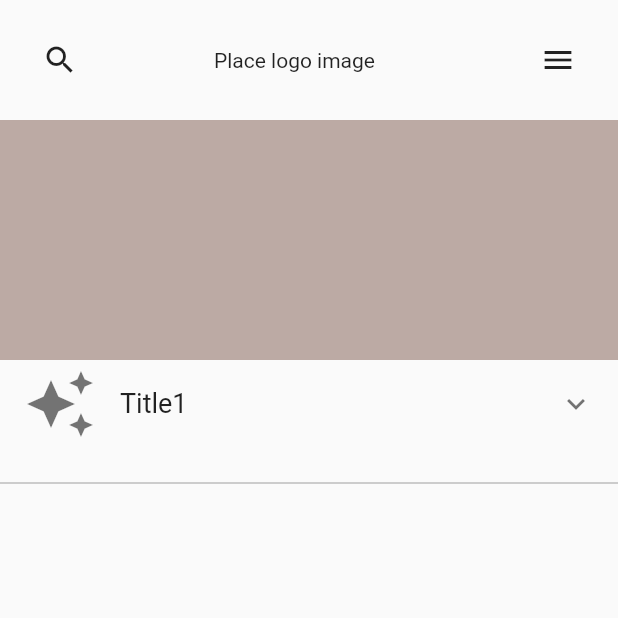
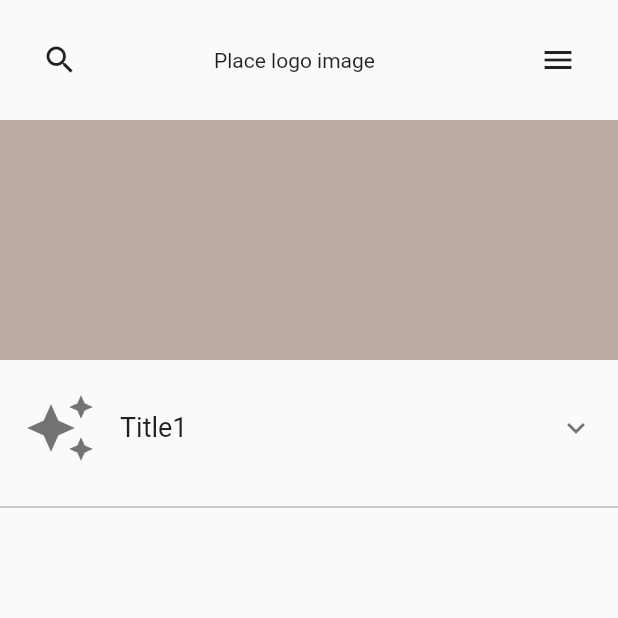
Before and after one commit to JAICHANGPARK/flutter_notebook_8th_story, a Flutter app: the screen it shows after launch, on a phone screen of 412 x 824 dp, the top half of it. Run offline on Flutter 3.47's test engine with Material 2 defaults, Android fonts, the phone set to English and light mode, and no system bars; our stand-ins replace badges, flutter_hooks, google_fonts, hooks_riverpod, state_notifier.

Commit message:
Update dental_service_app.dart

```diff
--- a/lib/ep578_dental_service/dental_service_app.dart
+++ b/lib/ep578_dental_service/dental_service_app.dart
@@ -52,13 +52,16 @@ class _DentalMainPageState extends State<DentalMainPage> {
                 height: 160,
                 decoration: BoxDecoration(color: Colors.brown[200]),
               ),
-              ExpansionTile(title: Text("Title1", style: TextStyle(
-                fontSize: 18
-              ),),
-              leading: Icon(Icons.auto_awesome, size: 48,),
-              children: [
+              Padding(
+                padding: const EdgeInsets.only(top: 16),
+                child: ExpansionTile(title: Text("Title1", style: TextStyle(
+                  fontSize: 18
+                ),),
+                leading: Icon(Icons.auto_awesome, size: 48,),
+                children: [
 
-              ],),
+                ],),
+              ),
              Divider(height: 48,
              color: Colors.grey,),
             ],
```
